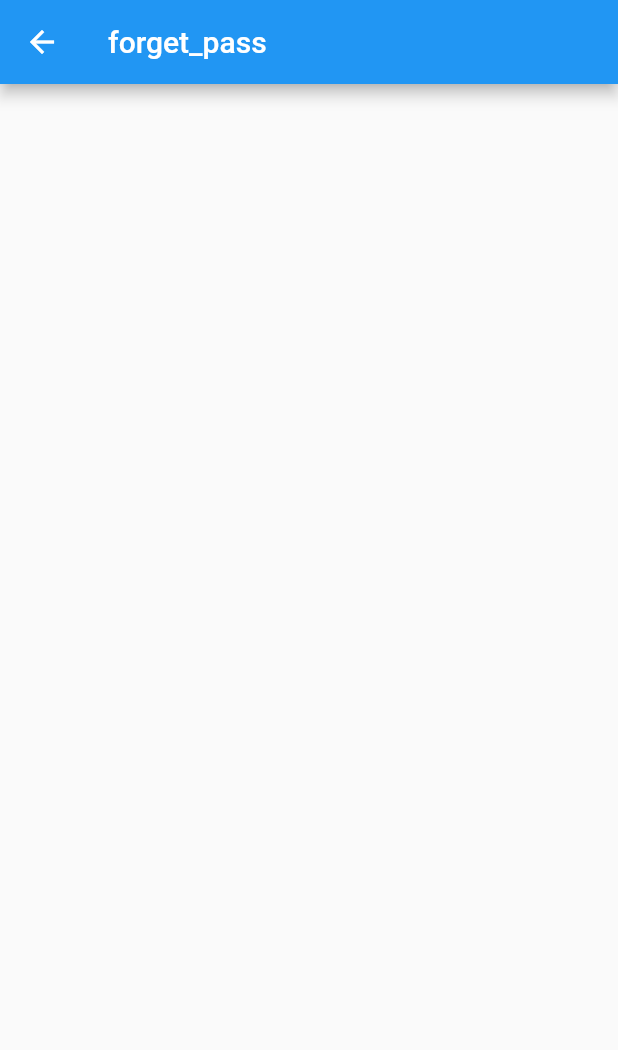
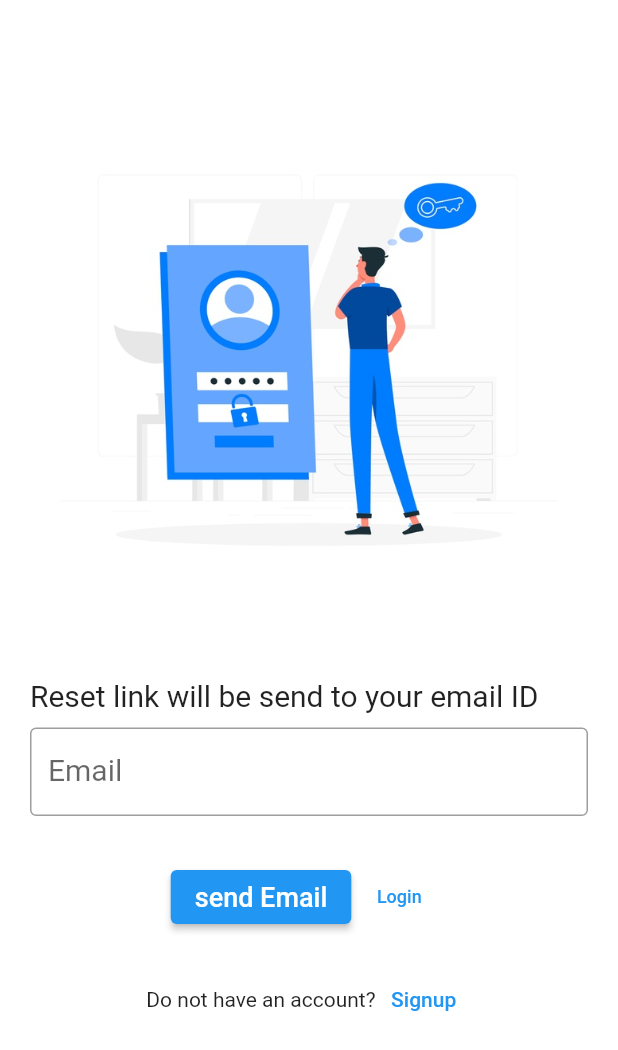
Before and after one commit to narunblog/flutter_firebase_app, a Flutter app: the ForgotPass screen opened directly, on a phone screen of 412 x 824 dp. Shown: the top 1050 px of the screen. Run offline on Flutter 3.47's test engine with Material 2 defaults, Android fonts, the phone set to English and light mode, and no system bars; our stand-ins replace firebase_auth, firebase_core; accounts and stored records are empty.

Commit message:
13. Implementing Forgot Password Feature part 2

```diff
--- a/lib/pages/forgot_pass.dart
+++ b/lib/pages/forgot_pass.dart
@@ -1,6 +1,9 @@
+import 'package:firebase_auth/firebase_auth.dart';
 import 'package:flutter/material.dart';
 import 'package:flutter/src/widgets/framework.dart';
 import 'package:flutter/src/widgets/placeholder.dart';
+import 'package:flutter_firebase_app/pages/login.dart';
+import 'package:flutter_firebase_app/pages/signup.dart';
 
 class ForgotPass extends StatefulWidget {
   const ForgotPass({super.key});
@@ -10,11 +13,160 @@ class ForgotPass extends StatefulWidget {
 }
 
 class _ForgotPassState extends State<ForgotPass> {
+  final _formKey = GlobalKey<FormState>();
+
+  String email = '';
+
+  TextEditingController emailController = TextEditingController();
+
+  Future<void> resetPassword() async {
+    try {
+      await FirebaseAuth.instance.sendPasswordResetEmail(email: email);
+      ScaffoldMessenger.of(context).showSnackBar(
+        SnackBar(
+          backgroundColor: Colors.blueGrey,
+          content: Text(
+            'send email please confirm',
+            style: TextStyle(
+              fontSize: 18.0,
+              color: Colors.amber,
+            ),
+          ),
+        ),
+      );
+      Navigator.pushReplacement(
+          context, MaterialPageRoute(builder: (context) => LoginPage()));
+    } on FirebaseAuthException catch (error) {
+      if (error.code == 'user-not-found') {
+        print('No user found for that email');
+        ScaffoldMessenger.of(context).showSnackBar(
+          SnackBar(
+            backgroundColor: Colors.blueGrey,
+            content: Text(
+              'No user found for that email',
+              style: TextStyle(
+                fontSize: 18.0,
+                color: Colors.amber,
+              ),
+            ),
+          ),
+        );
+      }
+    }
+  }
+
+  @override
+  void dispose() {
+    emailController.dispose();
+    super.dispose();
+  }
+
   @override
   Widget build(BuildContext context) {
     return Scaffold(
-      appBar: AppBar(
-        title: const Text('forget_pass'),
+      backgroundColor: Colors.white,
+      body: Form(
+        key: _formKey,
+        child: Padding(
+          padding: EdgeInsets.symmetric(vertical: 60.0, horizontal: 20.0),
+          child: ListView(
+            children: [
+              Padding(
+                padding: EdgeInsets.all(20.0),
+                child: Image.asset('images/forget.jpg'),
+              ),
+              Container(
+                margin: EdgeInsets.only(top: 20.0),
+                child: Text(
+                  'Reset link will be send to your email ID',
+                  style: TextStyle(
+                    fontSize: 20.0,
+                  ),
+                ),
+              ),
+              Container(
+                margin: EdgeInsets.symmetric(vertical: 10.0),
+                child: TextFormField(
+                  decoration: InputDecoration(
+                    labelText: 'Email',
+                    labelStyle: TextStyle(
+                      fontSize: 20,
+                    ),
+                    border: OutlineInputBorder(),
+                    errorStyle: TextStyle(
+                      color: Colors.black26,
+                      fontSize: 15,
+                    ),
+                  ),
+                  controller: emailController,
+                  validator: (value) {
+                    if (value == null || value.isEmpty) {
+                      return 'please Enter email';
+                    } else if (!value.contains('@')) {
+                      return 'Please Enter valid email';
+                    }
+                    return null;
+                  },
+                ),
+              ),
+              Container(
+                margin: EdgeInsets.symmetric(vertical: 20.0),
+                child: Row(
+                  mainAxisAlignment: MainAxisAlignment.center,
+                  children: [
+                    ElevatedButton(
+                      onPressed: () {
+                        if (_formKey.currentState!.validate()) {
+                          setState(() {
+                            email = emailController.text;
+                          });
+                          resetPassword();
+                        }
+                      },
+                      child: Text(
+                        'send Email',
+                        style: TextStyle(
+                          fontSize: 18.0,
+                        ),
+                      ),
+                    ),
+                    TextButton(
+                      onPressed: () {
+                        Navigator.push(
+                          context,
+                          MaterialPageRoute(builder: (context) => LoginPage()),
+                        );
+                      },
+                      child: Text(
+                        'Login',
+                        style: TextStyle(fontSize: 12.0),
+                      ),
+                    )
+                  ],
+                ),
+              ),
+              Container(
+                child: Row(
+                  mainAxisAlignment: MainAxisAlignment.center,
+                  children: [
+                    Text('Do not have an account?'),
+                    TextButton(
+                      onPressed: () {
+                        Navigator.push(
+                          context,
+                          MaterialPageRoute(
+                            builder: (context) => Signup(),
+                          ),
+                        );
+                      },
+                      child: Text('Signup'),
+                    )
+                  ],
+                ),
+              )
+            ],
+          ),
+        ),
       ),
     );
   }
```
